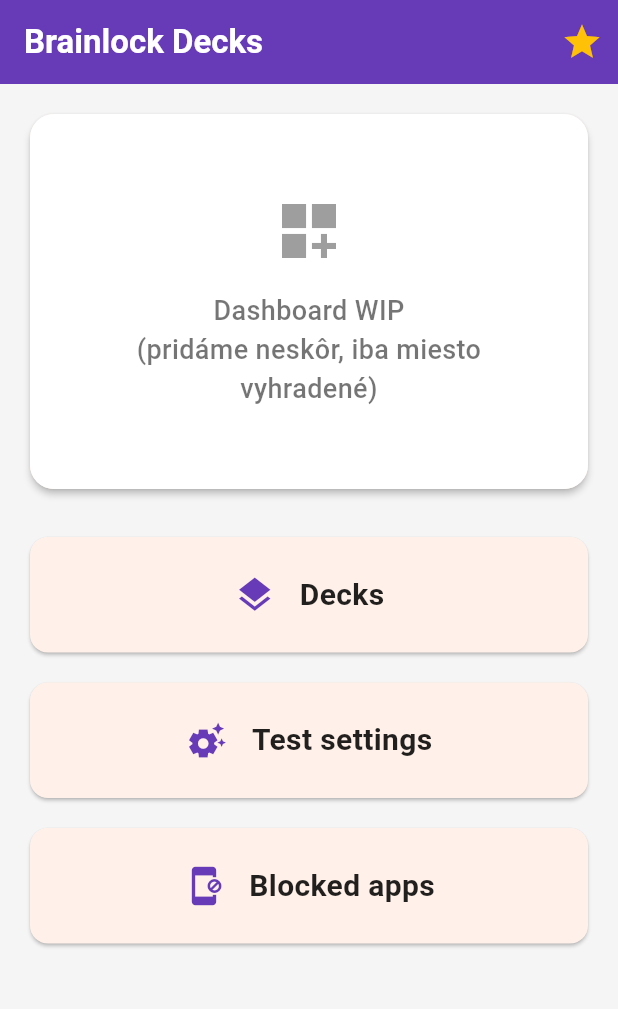
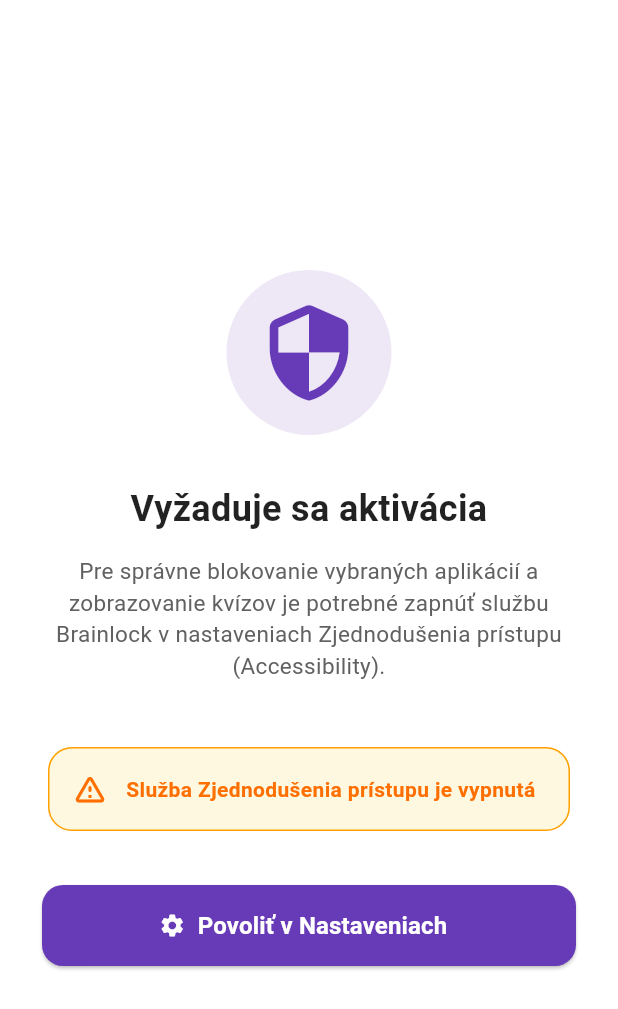
Before and after one commit to zuky05/app-locker, a Flutter app: the screen it shows after launch, on a phone screen of 412 x 824 dp. Shown: the top 1009 px of the screen. Run offline on Flutter 3.47's test engine with Material 3 defaults, Android fonts, the phone set to English and light mode, and no system bars; our stand-ins replace file_picker, flutter_svg, shared_preferences, sqflite, webview_flutter; missing offline and left inert: installed_apps; accounts and stored records are empty; project files that could hold a hidden picture were left out.

Commit message:
permission popup, premade decks word count fix

```diff
--- a/lib/main.dart
+++ b/lib/main.dart
@@ -3,6 +3,7 @@
 import 'screens/block_choice_screen.dart';
 import 'package:shared_preferences/shared_preferences.dart';
 import 'screens/home_screen.dart';
+import 'screens/permission_screen.dart';
 
 void main() async {
   WidgetsFlutterBinding.ensureInitialized();
@@ -73,7 +74,7 @@
         useMaterial3: true,
       ),
       // Ak je to overlay, posunieme mu informáciu o tom, či je to Timeout!
-      home: isOverlay ? BlockChoiceScreen(isTimeout: isTimeout) : const HomeScreen(),
+      home: isOverlay ? BlockChoiceScreen(isTimeout: isTimeout) : const PermissionScreen(),
     );
   }
 }
--- a/lib/screens/app_selector_screen.dart
+++ b/lib/screens/app_selector_screen.dart
@@ -66,7 +66,7 @@
             ],
           ),
           content: const Text(
-            "Dosiahol si limit 3 vlastných balíčkov zadarmo.\n\nPre neobmedzené vytváranie kartičiek a prístup ku všetkým balíčkom si aktivuj Premium.",
+            "Dosiahol si limit 3 zablokovanych appiek kokot zadarmo.\n\nPre neobmedzené vytváranie kartičiek a prístup ku všetkým balíčkom si aktivuj Premium.",
             textAlign: TextAlign.center,
             style: TextStyle(fontSize: 15),
           ),
--- /dev/null
+++ b/lib/screens/permission_screen.dart
@@ -0,0 +1,181 @@
+import 'package:flutter/material.dart';
+import 'package:flutter/services.dart';
+import 'home_screen.dart';
+
+class PermissionScreen extends StatefulWidget {
+  const PermissionScreen({super.key});
+
+  @override
+  State<PermissionScreen> createState() => _PermissionScreenState();
+}
+
+class _PermissionScreenState extends State<PermissionScreen> with WidgetsBindingObserver {
+  static const platform = MethodChannel('brainlock.channel');
+  bool isPermissionGranted = false;
+  bool isLoading = true;
+
+  @override
+  void initState() {
+    super.initState();
+    WidgetsBinding.instance.addObserver(this);
+    _checkPermission();
+  }
+
+  @override
+  void dispose() {
+    WidgetsBinding.instance.removeObserver(this);
+    super.dispose();
+  }
+
+  // Deteguje návrat používateľa zo systémových nastavení
+  @override
+  void didChangeAppLifecycleState(AppLifecycleState state) {
+    if (state == AppLifecycleState.resumed) {
+      _checkPermission();
+    }
+  }
+
+  Future<void> _checkPermission() async {
+    try {
+      final bool granted = await platform.invokeMethod('isAccessibilityGranted');
+      setState(() {
+        isPermissionGranted = granted;
+        isLoading = false;
+      });
+
+      // Ak povolenie už máme, hneď navigujeme do aplikácie
+      if (granted && mounted) {
+        _navigateToMain();
+      }
+    } catch (e) {
+      setState(() {
+        isLoading = false;
+      });
+    }
+  }
+
+  Future<void> _openSettings() async {
+    try {
+      await platform.invokeMethod('openAccessibilitySettings');
+    } catch (e) {
+      debugPrint("Chyba otvárania nastavení: $e");
+    }
+  }
+
+  void _navigateToMain() {
+    Navigator.of(context).pushReplacement(
+      MaterialPageRoute(builder: (context) => const HomeScreen()),
+    );
+  }
+
+  @override
+  Widget build(BuildContext context) {
+    if (isLoading) {
+      return const Scaffold(
+        body: Center(child: CircularProgressIndicator(color: Colors.deepPurple)),
+      );
+    }
+
+    return Scaffold(
+      backgroundColor: Colors.white,
+      body: SafeArea(
+        child: Padding(
+          padding: const EdgeInsets.all(28.0),
+          child: Column(
+            mainAxisAlignment: MainAxisAlignment.center,
+            crossAxisAlignment: CrossAxisAlignment.center,
+            children: [
+              Container(
+                padding: const EdgeInsets.all(20),
+                decoration: BoxDecoration(
+                  color: Colors.deepPurple.shade50,
+                  shape: BoxShape.circle,
+                ),
+                child: const Icon(
+                  Icons.security_rounded,
+                  size: 70,
+                  color: Colors.deepPurple,
+                ),
+              ),
+              const SizedBox(height: 32),
+              const Text(
+                "Vyžaduje sa aktivácia",
+                textAlign: TextAlign.center,
+                style: TextStyle(
+                  fontSize: 24,
+                  fontWeight: FontWeight.bold,
+                  color: Colors.black87,
+                ),
+              ),
+              const SizedBox(height: 14),
+              Text(
+                "Pre správne blokovanie vybraných aplikácií a zobrazovanie kvízov je potrebné zapnúť službu Brainlock v nastaveniach Zjednodušenia prístupu (Accessibility).",
+                textAlign: TextAlign.center,
+                style: TextStyle(
+                  fontSize: 15,
+                  color: Colors.grey.shade700,
+                  height: 1.4,
+                ),
+              ),
+              const SizedBox(height: 40),
+
+              // Karta so stavom povolenia
+              Card(
+                elevation: 0,
+                color: isPermissionGranted ? Colors.green.shade50 : Colors.amber.shade50,
+                shape: RoundedRectangleBorder(
+                  borderRadius: BorderRadius.circular(16),
+                  side: BorderSide(
+                    color: isPermissionGranted ? Colors.green : Colors.amber.shade700,
+                    width: 1,
+                  ),
+                ),
+                child: Padding(
+                  padding: const EdgeInsets.all(16.0),
+                  child: Row(
+                    children: [
+                      Icon(
+                        isPermissionGranted ? Icons.check_circle : Icons.warning_amber_rounded,
+                        color: isPermissionGranted ? Colors.green : Colors.amber.shade900,
+                      ),
+                      const SizedBox(width: 12),
+                      Expanded(
+                        child: Text(
+                          isPermissionGranted
+                              ? "Služba je aktívna!"
+                              : "Služba Zjednodušenia prístupu je vypnutá",
+                          style: TextStyle(
+                            fontWeight: FontWeight.bold,
+                            color: isPermissionGranted ? Colors.green.shade900 : Colors.amber.shade900,
+                          ),
+                        ),
+                      ),
+                    ],
+                  ),
+                ),
+              ),
+
+              const SizedBox(height: 32),
+
+              // Hlavné tlačidlo na presmerovanie
+              ElevatedButton.icon(
+                onPressed: _openSettings,
+                icon: const Icon(Icons.settings),
+                label: const Text(
+                  "Povoliť v Nastaveniach",
+                  style: TextStyle(fontSize: 16, fontWeight: FontWeight.bold),
+                ),
+                style: ElevatedButton.styleFrom(
+                  minimumSize: const Size(double.infinity, 54),
+                  backgroundColor: Colors.deepPurple,
+                  foregroundColor: Colors.white,
+                  shape: RoundedRectangleBorder(borderRadius: BorderRadius.circular(14)),
+                ),
+              ),
+            ],
+          ),
+        ),
+      ),
+    );
+  }
+}
--- a/pubspec.yaml
+++ b/pubspec.yaml
@@ -30,7 +30,6 @@
 dependencies:
   flutter:
     sdk: flutter
-  permission_handler: ^11.3.0
   sqflite: ^2.3.3+1
   path: ^1.9.0
   path_provider: ^2.1.6
```
Also changed, not shown: lib/screens/deck_manager_screen.dart (+2 -8 lines), assets/decks/premade_decks.json, pubspec.lock, 4 other files.
